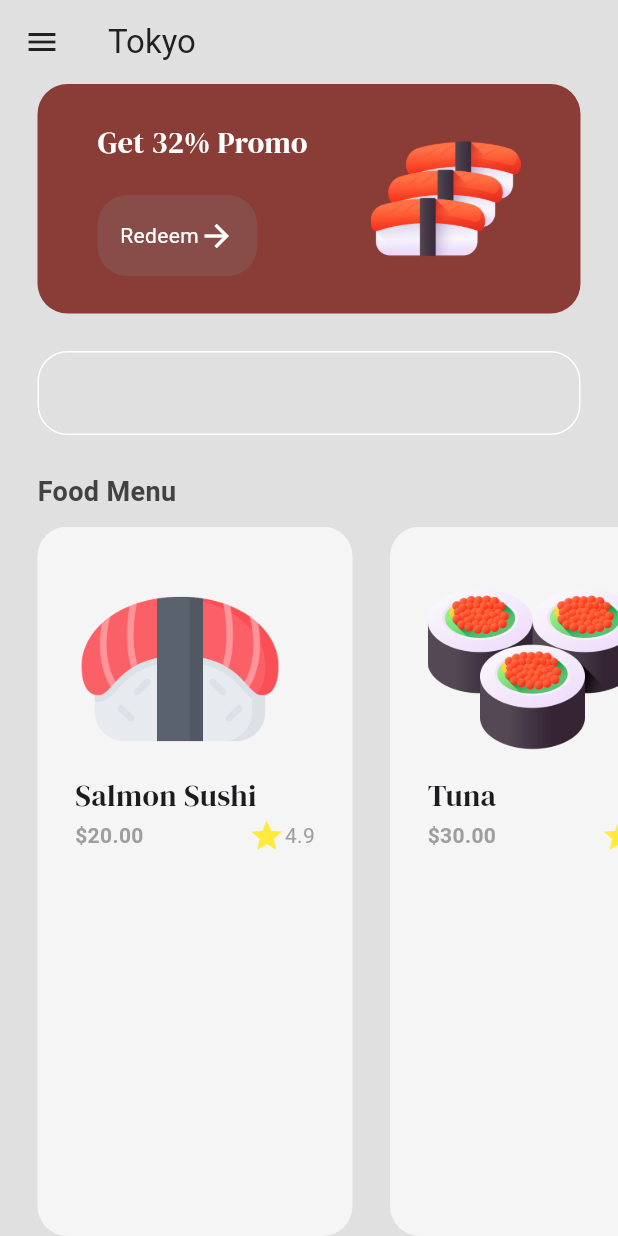
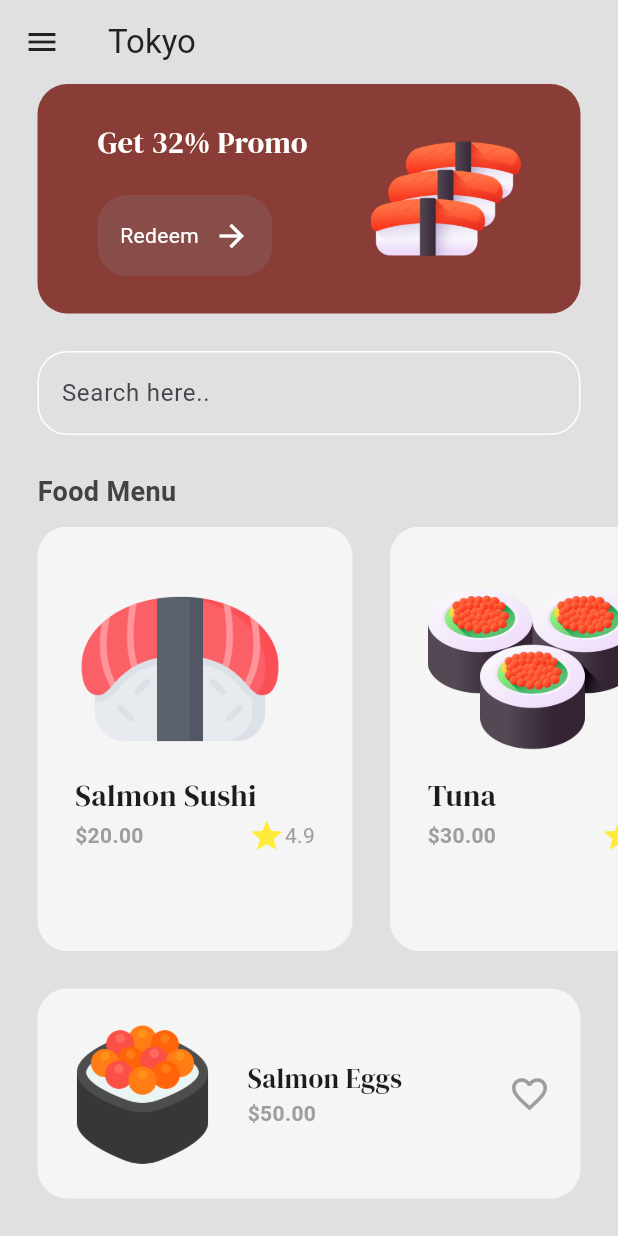
Before and after one commit to Shahin1011/Sushi-Shop, a Flutter app: the MenuPage screen opened by its route, on a phone screen of 412 x 824 dp. Run offline on Flutter 3.47's test engine with Material 3 defaults, Android fonts, the phone set to English and light mode, and no system bars; our stand-ins replace google_fonts.

Commit message:
Food Details Part done

```diff
--- a/lib/components/button.dart
+++ b/lib/components/button.dart
@@ -26,7 +26,7 @@ class MyButton extends StatelessWidget {
               style: TextStyle(color: Colors.white),
             ),
 
-            SizedBox(height: 10,),
+            SizedBox(width: 10,),
 
             //icon
             Icon(Icons.arrow_forward, color: Colors.white,),
--- a/lib/components/food_tile.dart
+++ b/lib/components/food_tile.dart
@@ -2,16 +2,22 @@ import 'package:flutter/material.dart';
 import 'package:google_fonts/google_fonts.dart';
 import 'package:sushishop/models/food.dart';
 
+
 class FoodTile extends StatelessWidget{
   final Food food;
+  final void Function()? onTap;
+
   const FoodTile({
     super.key,
     required this.food,
+    required this.onTap,
   });
 
   @override
   Widget build(BuildContext context){
-    return Container(
+    return GestureDetector(
+      onTap: onTap,
+      child: Container(
         decoration: BoxDecoration(
           color: Colors.grey[100],
           borderRadius: BorderRadius.circular(20),
@@ -20,6 +26,7 @@ class FoodTile extends StatelessWidget{
         padding: EdgeInsets.all(25),
         child: Column(
           crossAxisAlignment: CrossAxisAlignment.start,
+          // mainAxisAlignment: MainAxisAlignment.spaceBetween,
           children: [
             //image
             Image.asset(
@@ -57,12 +64,13 @@ class FoodTile extends StatelessWidget{
                         style: TextStyle(color: Colors.grey),
                       ),
                     ],
-                )
+                  ),
                 ],
               ),
             ),
           ],
         ),
+      ),
     );
   }
 }
--- a/lib/pages/menu_page.dart
+++ b/lib/pages/menu_page.dart
@@ -4,6 +4,7 @@ import 'package:sushishop/theme/colors.dart';
 import 'package:google_fonts/google_fonts.dart';
 import 'package:sushishop/components/food_tile.dart';
 import 'package:sushishop/models/food.dart';
+import 'package:sushishop/pages/food_details_page.dart';
 
 
 
@@ -37,20 +38,32 @@ class _MenuPageState extends State<MenuPage> {
 
     Food(
         name: "Many Sushi",
-        price: "20.00",
+        price: "40.00",
         imagePath: "assets/Images/many_shusi.png",
-        rating: "4.9"
+        rating: "4.5"
     ),
 
     //tuna
     Food(
         name: "Salmon Eggs",
-        price: "30.00",
+        price: "50.00",
         imagePath: "assets/Images/slamon_eggs.png",
-        rating: "4.8"
+        rating: "4.3"
     ),
 
   ];
+
+  //navigate to food item details page
+  void navigateToFoodDetails(int index){
+    Navigator.push(
+      context,
+      MaterialPageRoute(
+        builder: (context) => FoodDetailsPage(
+          food: foodMenu[index],
+        ),
+      ),
+    );
+  }
 
   @override
   Widget build(BuildContext context){
@@ -126,7 +139,8 @@ class _MenuPageState extends State<MenuPage> {
                 enabledBorder: OutlineInputBorder(
                   borderSide: BorderSide(color: Colors.white),
                   borderRadius: BorderRadius.circular(20),
-                )
+                ),
+                hintText: "Search here..",
               ),
             ),
           ),
@@ -154,13 +168,64 @@ class _MenuPageState extends State<MenuPage> {
                 itemCount: foodMenu.length,
                 itemBuilder: (context, index) => FoodTile(
                   food: foodMenu[index],
+                  onTap: () => navigateToFoodDetails(index),
                 ),
               ),
           ),
 
+          SizedBox(height: 25,),
 
+          //popular food
+          Container(
+            decoration: BoxDecoration(
+              color: Colors.grey[100],
+              borderRadius: BorderRadius.circular(20),
+            ),
+            margin: EdgeInsets.only(left: 25, right: 25, bottom: 25),
+            padding: EdgeInsets.all(20),
+            child: Row(
+              mainAxisAlignment: MainAxisAlignment.spaceBetween,
+              children: [
+                Row(
+                  children: [
+                    //image
+                    Image.asset(
+                      'assets/Images/slamon_eggs.png',
+                      height: 100,
+                    ),
+
+                    SizedBox(width: 20,),
+
+                    //name & price
+                    Column(
+                      crossAxisAlignment: CrossAxisAlignment.start,
+                      children: [
+                        //name
+                        Text(
+                          "Salmon Eggs",
+                          style: GoogleFonts.dmSerifDisplay(fontSize: 18),
+                        ),
+
+                        //price
+                        Text(
+                          '\$50.00',
+                          style: TextStyle(fontWeight: FontWeight.bold, color: Colors.grey),
+                        ),
+                      ],
+                    ),
+                  ],
+                ),
+
+                //heart
+                Icon(
+                  Icons.favorite_outline,
+                  color: Colors.grey,
+                  size: 28,
+                )
+              ],
+            ),
+          ),
         ],
-
       ),
 
     );
--- a/lib/theme/colors.dart
+++ b/lib/theme/colors.dart
@@ -1,3 +1,4 @@
 import 'package:flutter/material.dart';
 
 var primaryColor = Color.fromARGB(255, 138, 60, 55);
+var secondaryColor = Color.fromARGB(109, 140, 94, 91);
```
Also changed, not shown: lib/pages/food_details_page.dart (added, +204 -0 lines). Lines whose indentation alone changed are shown as unchanged.
